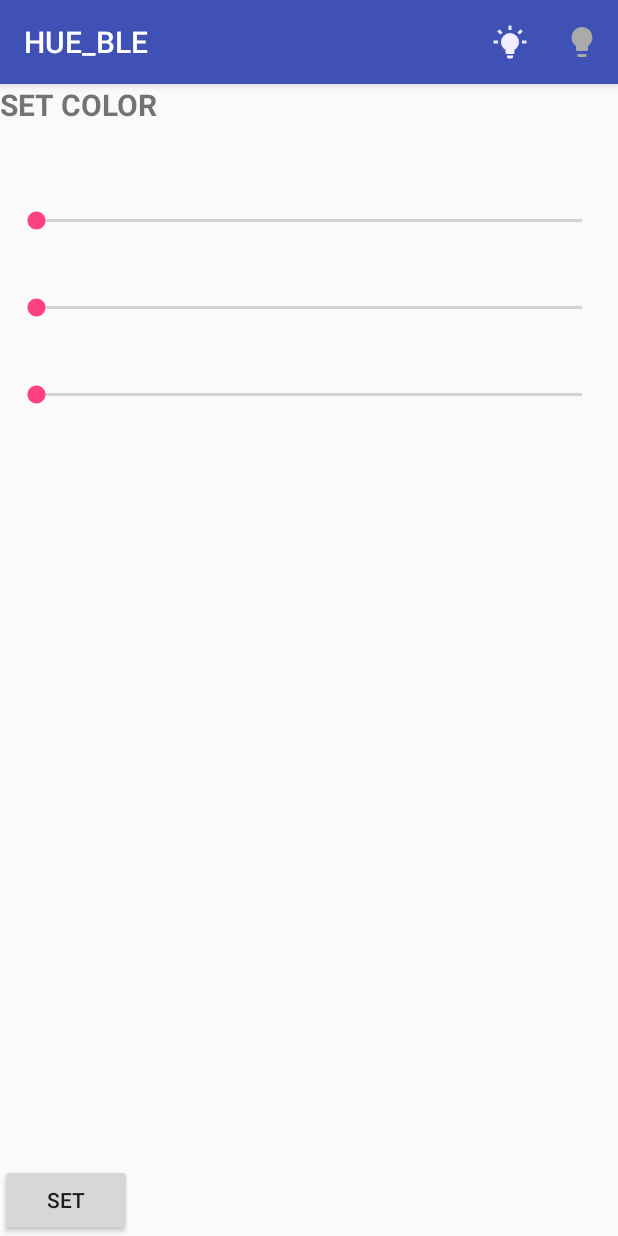
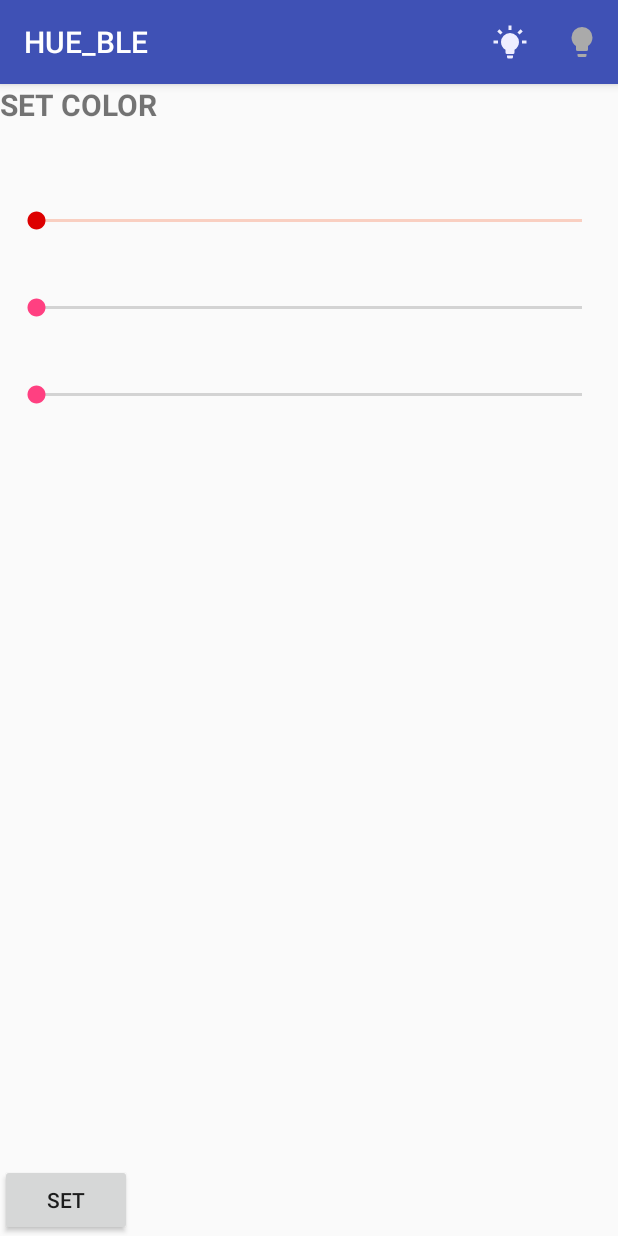
Before and after one commit to nlACh/HUE_BLE, an Android app: the screen it shows after launch (MainActivity), on a phone screen of 412 x 824 dp. Run offline under Robolectric (Android 15) with nearby library versions, the light colour scheme and no system bars.

Commit message:
visual changes

```diff
--- a/app/src/main/res/layout/content_main.xml
+++ b/app/src/main/res/layout/content_main.xml
@@ -17,6 +17,7 @@
 
     <SeekBar
         android:id="@+id/red"
+        android:theme="@style/SeekRed"
         android:layout_width="match_parent"
         android:layout_height="wrap_content"
         android:layout_marginEnd="8dp"
--- a/app/src/main/res/values/styles.xml
+++ b/app/src/main/res/values/styles.xml
@@ -7,7 +7,11 @@
         <item name="colorPrimaryDark">@color/colorPrimaryDark</item>
         <item name="colorAccent">@color/colorAccent</item>
     </style>
-
+    <style name="SeekRed">
+        <item name="android:progressBackgroundTint">#f4511e</item>
+        <item name="android:progressTint">#388</item>
+        <item name="android:colorControlActivated">#dd0000</item>
+    </style>
     <style name="AppTheme.NoActionBar">
         <item name="windowActionBar">false</item>
         <item name="windowNoTitle">true</item>
```
